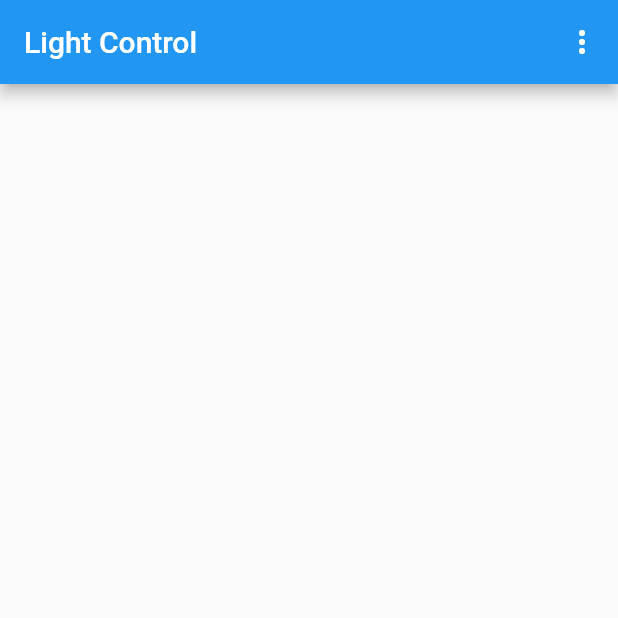
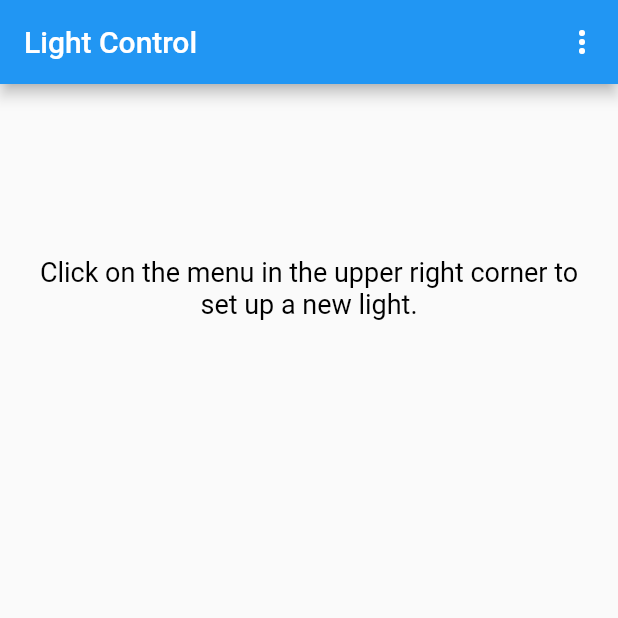
Before and after one commit to jrhahn/flutter_light_control, a Flutter app: the screen it shows after launch, on a phone screen of 412 x 824 dp, the top half of it. Run offline on Flutter 3.47's test engine with Material 2 defaults, Android fonts, the phone set to English and light mode, and no system bars; our stand-ins replace logger, shared_preferences.

Commit message:
sync between screens

```diff
--- /dev/null
+++ b/lib/light_control_controller.dart
@@ -0,0 +1,21 @@
+import 'package:flutter/material.dart';
+import 'package:flutter_light_control/light_configuration.dart';
+
+enum Menu { itemSetting }
+
+class LightControlController {
+  late TextEditingController controllerName;
+  late TextEditingController controllerIpAddress;
+
+  late LightConfiguration config;
+
+  LightControlController(LightConfiguration config) {
+    this.config = config;
+
+    controllerName = TextEditingController();
+    controllerIpAddress = TextEditingController();
+
+    controllerName.text = config.name;
+    controllerIpAddress.text = config.ipAddress;
+  }
+}
--- a/lib/screen/main.dart
+++ b/lib/screen/main.dart
@@ -1,28 +1,11 @@
 import 'package:flutter/material.dart';
-import 'package:flutter_light_control/light_configuration.dart';
+import 'package:flutter_light_control/light_control_controller.dart';
 import 'package:flutter_light_control/storage.dart';
 
 import '../constants.dart';
 import '../widget/light_slider.dart';
 
 enum Menu { itemSetting }
-
-class LightControlController {
-  late TextEditingController controllerName;
-  late TextEditingController controllerIpAddress;
-
-  late LightConfiguration config;
-
-  LightControlController(LightConfiguration config) {
-    this.config = config;
-
-    this.controllerName = TextEditingController();
-    this.controllerIpAddress = TextEditingController();
-
-    this.controllerName.text = config.name;
-    this.controllerIpAddress.text = config.ipAddress;
-  }
-}
 
 class MainScreen extends StatefulWidget {
   const MainScreen({super.key});
@@ -50,7 +33,6 @@ class _MainScreenState extends State<MainScreen> {
     super.dispose();
   }
 
-  //Loading counter value on start
   Future<void> _generateLightControlControllers() async {
     controller.clear();
     final configs = await loadLightConfigurations();
@@ -86,17 +68,34 @@ class _MainScreenState extends State<MainScreen> {
     );
   }
 
-  List<Widget> _getLightControllers() {
+  List<Widget> _buildLightControlWidgets() {
     List<Widget> widgets = [];
 
+    if (controller.isNotEmpty) {
       controller.forEach((id, controller) {
         widgets.add(Row(
           children: [
             lightNameWidget(controller.controllerName.text),
-          const Expanded(child: LightSlider()),
+            Expanded(
+                child: LightSlider(
+              ipAddress: controller.controllerIpAddress.text,
+            )),
           ],
         ));
       });
+    } else {
+      widgets.add(Container(height: 100));
+      widgets.add(const Align(
+          alignment: Alignment.center,
+          child: Text(
+            "Click on the menu in the upper right corner to set up a new light.",
+            style: TextStyle(
+              color: Colors.black,
+              fontSize: 18,
+            ),
+            textAlign: TextAlign.center,
+          )));
+    }
 
     widgets.add(
       Expanded(
@@ -111,11 +110,11 @@ class _MainScreenState extends State<MainScreen> {
 
   Widget buildBody() {
     return Container(
-      padding: EdgeInsets.all(15.0),
+      padding: const EdgeInsets.all(15.0),
       child: Column(
         crossAxisAlignment: CrossAxisAlignment.start,
         mainAxisAlignment: MainAxisAlignment.center,
-        children: _getLightControllers(),
+        children: _buildLightControlWidgets(),
       ),
     );
   }
--- a/lib/screen/set_up_light.dart
+++ b/lib/screen/set_up_light.dart
@@ -6,8 +6,6 @@ import 'package:flutter_light_control/light_configuration.dart';
 import 'package:flutter_light_control/storage.dart';
 import 'package:shared_preferences/shared_preferences.dart';
 import 'package:logger/logger.dart';
-
-import '../constants.dart';
 
 var logger = Logger();
 
@@ -127,7 +125,7 @@ class _LightSetupScreenState extends State<LightSetupScreen> {
 
   void _createNewLightConfig() {
     final lightConfiguration = LightConfiguration(
-        'IP address, e.g. 192.128.0.1', 'Name, e.g. "Kitchen Light"');
+        'IP address, e.g. 192.168.178.34', 'Name, e.g. "Kitchen Light"');
 
     final emptyEntry = InputData(lightConfiguration);
 
```
Also changed, not shown: lib/rest.dart (+5 -13 lines), lib/widget/light_slider.dart (+37 -3 lines). Lines whose indentation alone changed are shown as unchanged.
